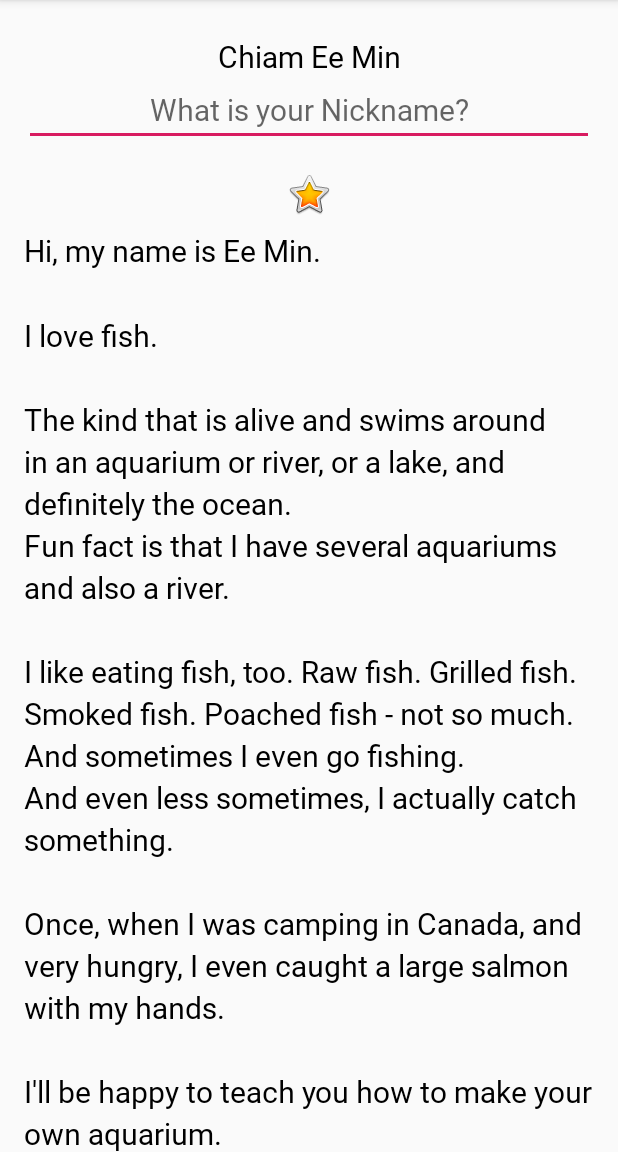
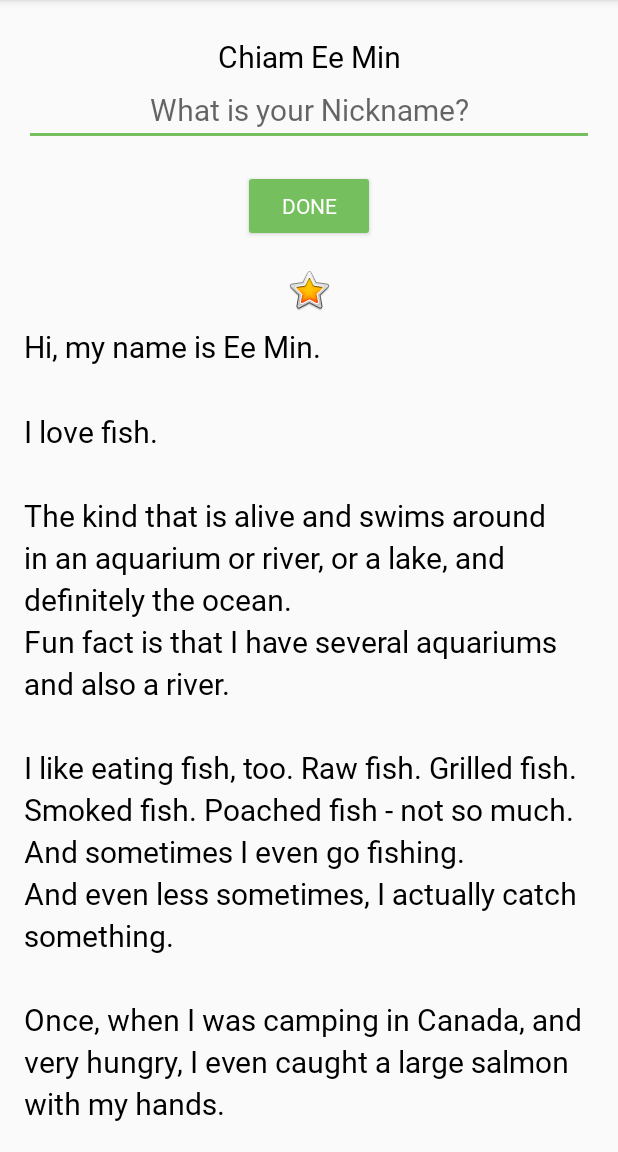
Before and after one commit to Yenlin99/AboutMe3.1, an Android app: the screen it shows after launch (MainActivity), on a phone screen of 412 x 824 dp, the part 84-1236 px from its top. Run offline under Robolectric (Android 15) with nearby library versions, the phone set to English and light mode, and no system bars.

Commit message:
new function added

```diff
--- a/app/src/main/res/layout/activity_main.xml
+++ b/app/src/main/res/layout/activity_main.xml
@@ -28,6 +28,27 @@
         android:inputType="textPersonName"
         android:textAlignment="center" />
 
+    <Button
+        android:id="@+id/done_button"
+        style="@style/Widget.AppCompat.Button.Colored"
+        android:layout_width="wrap_content"
+        android:layout_height="wrap_content"
+        android:layout_gravity="center_horizontal"
+        android:layout_marginTop="16dp"
+        android:fontFamily="@font/roboto"
+        android:text="@string/done" />
+
+    <TextView
+        android:id="@+id/nickname_text"
+        style="@style/NameStyle"
+        android:layout_width="match_parent"
+        android:layout_height="wrap_content"
+        android:text=""
+        android:textAlignment="center"
+        android:visibility="gone"
+        android:background="@color/colorAccent"
+        android:paddingBottom="@dimen/small_padding" />
+
     <ImageView
         android:id="@+id/star_image"
         android:layout_width="match_parent"
--- a/app/src/main/res/values/colors.xml
+++ b/app/src/main/res/values/colors.xml
@@ -2,5 +2,5 @@
 <resources>
     <color name="colorPrimary">#008577</color>
     <color name="colorPrimaryDark">#00574B</color>
-    <color name="colorAccent">#D81B60</color>
+    <color name="colorAccent">#76bf5e</color>
 </resources>
--- a/app/src/main/res/values/strings.xml
+++ b/app/src/main/res/values/strings.xml
@@ -14,5 +14,6 @@
 \n\nOnce, when I was camping in Canada, and very hungry, I even caught a large salmon with my hands.
 \n\nI\'ll be happy to teach you how to make your own aquarium.
 \nYou should ask someone else about fishing, though.\n\n</string>
+    <string name="done">Done</string>
 
 </resources>
```
Also changed, not shown: app/src/main/java/com/example/aboutme/MainActivity.kt (+34 -0 lines).
